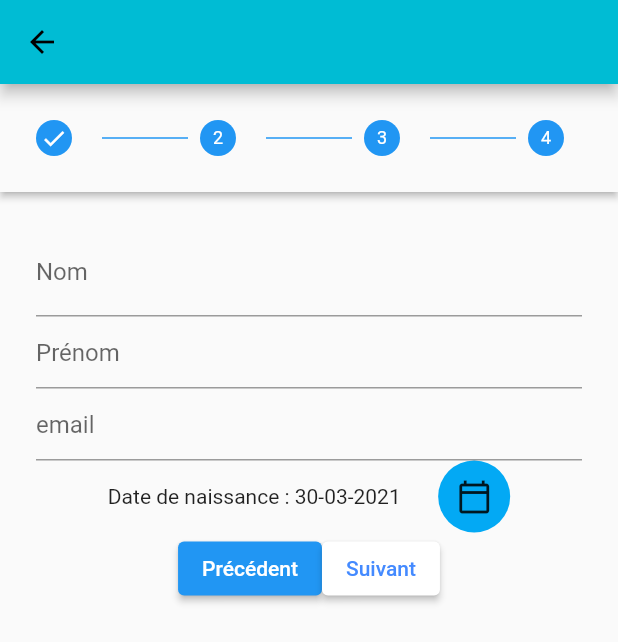
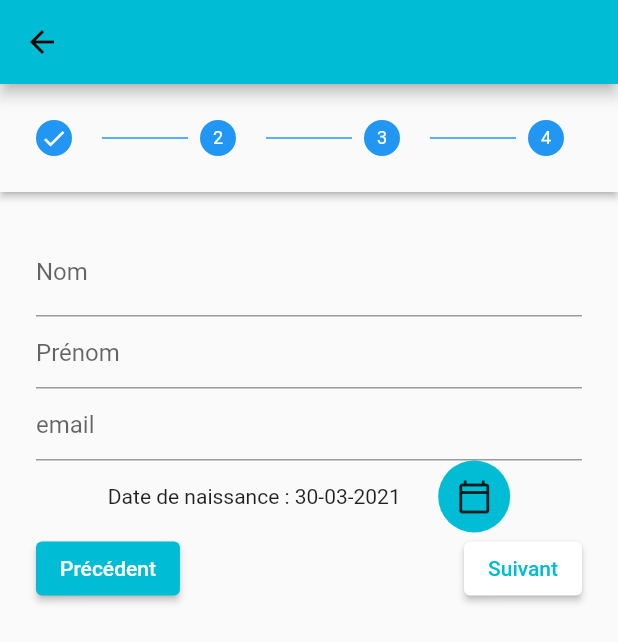
Before and after one commit to Lowell13/new-explorer-challenge, a Flutter app: the screen it shows after launch, after a tap on an icon or button, on a phone screen of 412 x 824 dp. Shown: the top 642 px of the screen. Run offline on Flutter 3.47's test engine with Material 2 defaults, Android fonts, the phone set to English and light mode, and no system bars; our stand-ins replace carousel_slider, youtube_player_flutter; missing offline and left inert: grouped_buttons.

Commit message:
Management des couleurs et autres

```diff
--- a/lib/connection/connection.dart
+++ b/lib/connection/connection.dart
@@ -28,6 +28,9 @@ class Connection extends StatelessWidget {
                         ),
                       ),
                       ElevatedButton(
+                        style: ElevatedButton.styleFrom(
+                          primary: Colors.cyan,
+                        ),
                         child: Text('Se connecter'),
                         onPressed: () {
                           Navigator.pushNamed(context, '/score');
@@ -38,6 +41,8 @@ class Connection extends StatelessWidget {
                 ),
               ),
               ElevatedButton(
+                style: ElevatedButton.styleFrom(
+                  primary: Colors.cyan,),
                 child: Text('S\'inscrire'),
                 onPressed: () {
                   Navigator.pushNamed(context, '/sign_in');
--- a/lib/pages/sing_in/date_picker.dart
+++ b/lib/pages/sing_in/date_picker.dart
@@ -36,7 +36,7 @@ class _DatePicker extends State<DatePicker> {
         ),
         Ink(
             decoration: const ShapeDecoration(
-                shape: CircleBorder(), color: Colors.lightBlue),
+                shape: CircleBorder(), color: Colors.cyan),
             child: IconButton(
               icon: const Icon(Icons.calendar_today_outlined),
               onPressed: () => _selectDate(context),
--- a/lib/pages/sing_in/sign_in.dart
+++ b/lib/pages/sing_in/sign_in.dart
@@ -146,21 +146,22 @@ class _SignInState extends State<SignIn> {
                         controlsBuilder: (BuildContext context,
                             {onStepContinue, onStepCancel}) {
                           return Row(
-                            mainAxisAlignment: MainAxisAlignment.center,
+                            mainAxisAlignment: MainAxisAlignment.spaceBetween,
                             children: [
-                              SizedBox(height: 25.0),
-                              Container(
-                                child: ElevatedButton(
+                                ElevatedButton(
+                                  style: ElevatedButton.styleFrom(
+                                    primary: Colors.cyan,
+                                  ),
                                   child: Text('Précédent'),
                                   onPressed: onStepCancel,
                                 ),
-                              ),
                               ElevatedButton(
+                                style: ElevatedButton.styleFrom(
+                                  primary: Colors.white,
+                                  onPrimary: Colors.cyan,
+                                ),
                                 child: Text('Suivant'),
                                 onPressed: onStepContinue,
-                                style: ElevatedButton.styleFrom(
-                                    primary: Colors.white,
-                                    onPrimary: Colors.blueAccent),
                               ),
                             ],
                           );
--- a/lib/qsn/qsn.dart
+++ b/lib/qsn/qsn.dart
@@ -3,6 +3,7 @@ import 'package:carousel_slider/carousel_slider.dart';
 import 'package:flutter/material.dart';
 import 'package:nec/widget/drawer.dart';
 import 'package:youtube_player_flutter/youtube_player_flutter.dart';
+import 'package:nec/style/theme.dart';
 
 
 
@@ -18,6 +19,7 @@ class Qsn extends StatelessWidget {
   @override
   Widget build(BuildContext context) {
     return MaterialApp(
+        theme: mainTheme,
         debugShowCheckedModeBanner: false,
         home:SafeArea(
             child: Scaffold(
--- a/lib/score/score.dart
+++ b/lib/score/score.dart
@@ -2,6 +2,7 @@ import 'package:flutter/material.dart';
 import 'package:nec/score/widget/EcoTab.dart';
 import 'package:nec/score/widget/TrophyTab.dart';
 import 'package:nec/score/widget/WorldTab.dart';
+import 'package:nec/style/theme.dart';
 import 'package:nec/widget/drawer.dart';
 
 class Score extends StatefulWidget {
@@ -16,11 +17,11 @@ class _ScoreState extends State<Score> {
   @override
   Widget build(BuildContext context) {
     return MaterialApp(
+      theme: mainTheme,
       debugShowCheckedModeBanner: false,
       home: SafeArea(
         child: Scaffold(
-            appBar: AppBar(
-            ),
+            appBar: AppBar(),
             drawer: drawer(context),
             body: Column(
               children: [
--- a/lib/style/theme.dart
+++ b/lib/style/theme.dart
@@ -4,12 +4,15 @@ ThemeData mainTheme = ThemeData(
   appBarTheme: mainAppBar,
   brightness: Brightness.light,
   primaryColor: Colors.cyan,
-  accentColor: Colors.amberAccent,
+  accentColor: Colors.amber[100],
   backgroundColor: Colors.white,
   textTheme: mainTextTheme
 );
 
-AppBarTheme mainAppBar = AppBarTheme();
+AppBarTheme mainAppBar = AppBarTheme(
+  color: Colors.cyan,
+  shadowColor: Colors.black,
+);
 
 TextTheme mainTextTheme = TextTheme(
   headline1: TextStyle(
```
Also changed, not shown: pubspec.lock.
